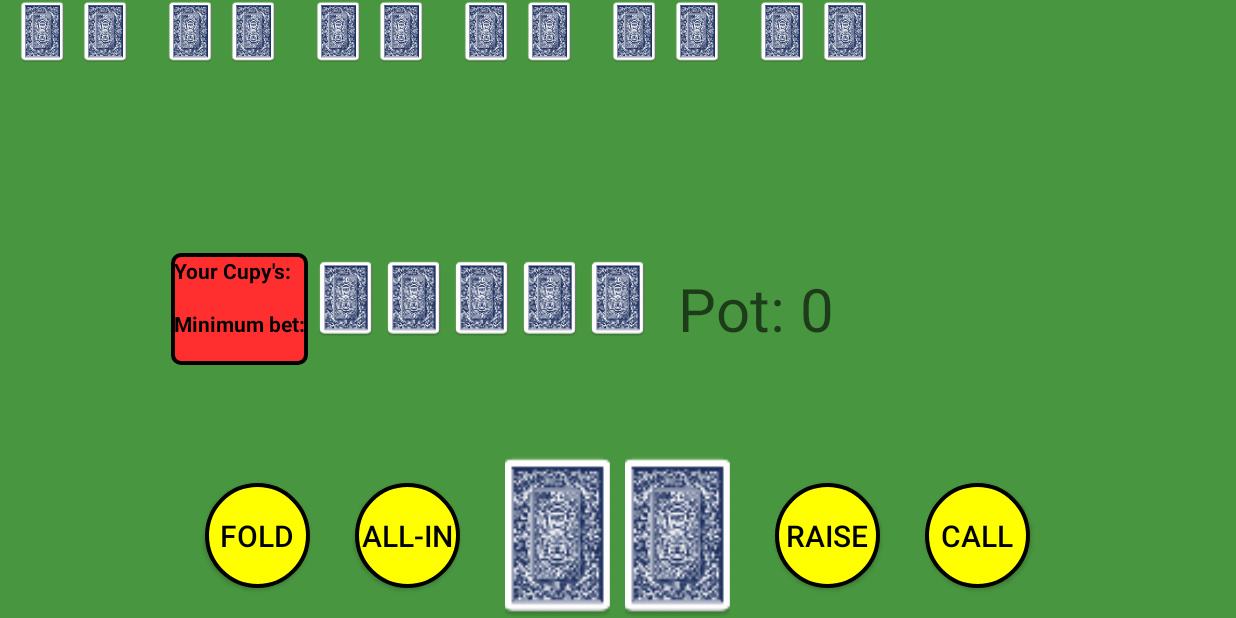
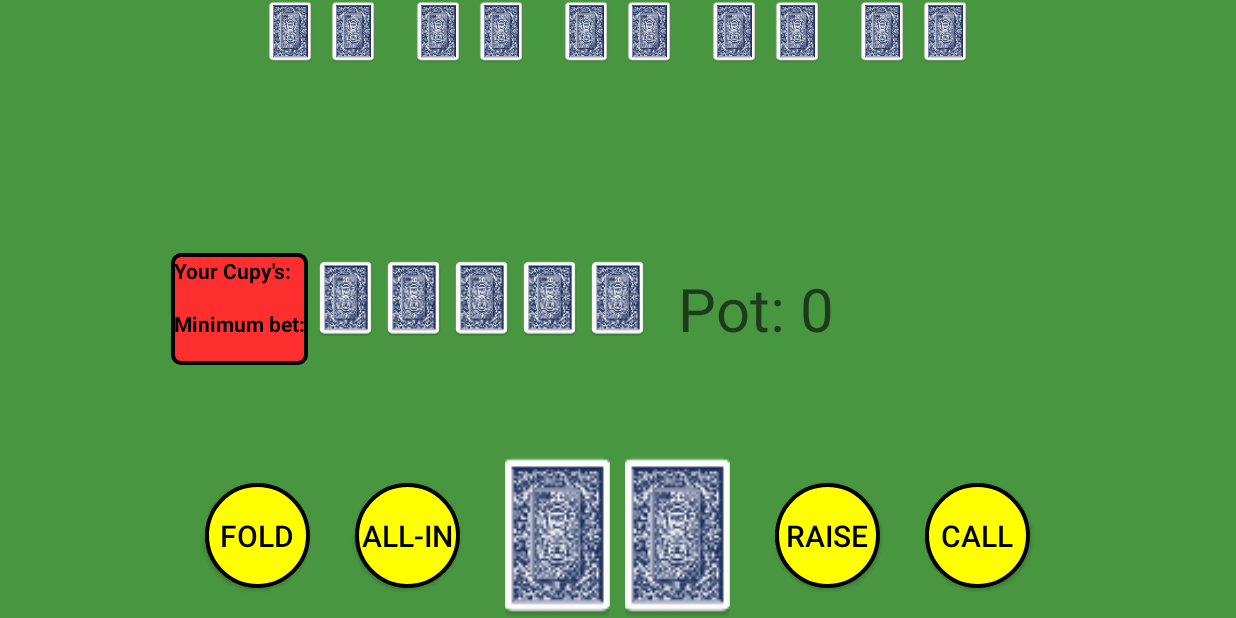
Before and after one commit to Askir/Texas-Holdem-Android, an Android app: the Game screen opened directly, with no data from a screen before it, on a phone screen of 824 x 412 dp (held sideways). Run offline under Robolectric (Android 15) with nearby library versions, the phone set to English and light mode, and no system bars.

Commit message:
game handler

```diff
--- a/app/src/main/java/de/szut/dqi12/texasholdem/gui/Game.java
+++ b/app/src/main/java/de/szut/dqi12/texasholdem/gui/Game.java
@@ -20,8 +20,7 @@ import de.szut.dqi12.texasholdem.R;
 public class Game  extends Activity {
 
     ImageView ivP1C1, ivP1C2, ivP2C1, ivP2C2, ivP3C1, ivP3C2, ivP4C1, ivP4C2, ivP5C1, ivP5C2,
-            ivP6C1, ivP6C2, tc1, tc2, tc3, tc4, tc5, ivPC1, ivPC2, ivBR1, ivBR2, ivBR3, ivBR4,
-            ivBR5, ivBR6, ivBP;
+            tc1, tc2, tc3, tc4, tc5, ivPC1, ivPC2, ivBR1, ivBR2, ivBR3, ivBR4, ivBR5, ivBR6, ivBP;
     Button btnFold, btnAllIn, btnCheckCall, btnBetRaise;
     TextView tvPot, tvBudget, tvMinBet;
     EditText etBet;
@@ -30,7 +29,7 @@ public class Game  extends Activity {
 
     // nor = number of rivals, just a default value.
     // TODO: 06.01.2016 get real nor
-    int nor = 6;
+    int nor = 5;
 
     Boolean firstRound = false;
 
@@ -66,10 +65,6 @@ public class Game  extends Activity {
         // rival Player 5 Cards
         ivP5C1 = (ImageView)findViewById(R.id.imageViewGameP5C1);
         ivP5C2 = (ImageView)findViewById(R.id.imageViewGameP5C2);
-
-        // rival Player 6 Cards
-        ivP6C1 = (ImageView)findViewById(R.id.imageViewGameP6C1);
-        ivP6C2 = (ImageView)findViewById(R.id.imageViewGameP6C2);
 
         // load table cards
         tc1 = (ImageView)findViewById(R.id.imageViewGameTC1);
@@ -110,7 +105,6 @@ public class Game  extends Activity {
         ivBR3 = (ImageView)findViewById(R.id.ivGameBlindR3);
         ivBR4 = (ImageView)findViewById(R.id.ivGameBlindR4);
         ivBR5 = (ImageView)findViewById(R.id.ivGameBlindR5);
-        ivBR6 = (ImageView)findViewById(R.id.ivGameBlindR6);
     }
 
     /**
@@ -181,10 +175,6 @@ public class Game  extends Activity {
      */
     private void setRivalsReady(){
 
-        if(nor < 6){
-            ivP6C1.setImageResource(R.color.gray);
-            ivP6C2.setImageResource(R.color.gray);
-
         if(nor < 5){
 
             ivP5C1.setImageResource(R.color.gray);
@@ -205,7 +195,6 @@ public class Game  extends Activity {
                         ivP2C1.setImageResource(R.color.gray);
                         ivP2C2.setImageResource(R.color.gray);
 
-                        }
                     }
                 }
             }
@@ -245,6 +234,7 @@ public class Game  extends Activity {
      * @param number    the number or picture ('2' = 2; '3' = 3 ... '11' = Jack, \n
      *                  '12' = Queen, '13' = King, '14' = Ace).
      */
+    // TODO: 02.02.2016 maybe rewrite?
     public void changeCardStatus(ImageView iv, String color, int number) {
 
         switch (color) {
@@ -474,37 +464,33 @@ public class Game  extends Activity {
      * Sets the blinds. 'R' is for rival and the following number is for the explicit rival. \n
      * 'P' is for player.
      *
-     * @param sb Small blind. E.g. sb = 'R2' -> Rival 2 gets small blind and Rival 3 gets big blind.
+     * @param sb Small blind. E.g. sb = 'R2' -> Rival 2 gets small blind and Rival 1 gets big blind.
      */
     public void setBlinds(String sb){
         switch(sb){
             case "P":
-                ivBP.setImageResource(R.mipmap.ic_sb);
-                ivBR1.setImageResource(R.mipmap.ic_bb);
+                ivBP.setImageResource(R.mipmap.ic_bb);
+                ivBR1.setImageResource(R.mipmap.ic_sb);
                 break;
             case "R1":
-                ivBR1.setImageResource(R.mipmap.ic_sb);
-                ivBR2.setImageResource(R.mipmap.ic_bb);
+                ivBR1.setImageResource(R.mipmap.ic_bb);
+                ivBR2.setImageResource(R.mipmap.ic_sb);
                 break;
             case "R2":
-                ivBR2.setImageResource(R.mipmap.ic_sb);
-                ivBR3.setImageResource(R.mipmap.ic_bb);
+                ivBR2.setImageResource(R.mipmap.ic_bb);
+                ivBR3.setImageResource(R.mipmap.ic_sb);
                 break;
             case "R3":
-                ivBR3.setImageResource(R.mipmap.ic_sb);
-                ivBR4.setImageResource(R.mipmap.ic_bb);
+                ivBR3.setImageResource(R.mipmap.ic_bb);
+                ivBR4.setImageResource(R.mipmap.ic_sb);
                 break;
             case "R4":
-                ivBR4.setImageResource(R.mipmap.ic_sb);
-                ivBR5.setImageResource(R.mipmap.ic_bb);
+                ivBR4.setImageResource(R.mipmap.ic_bb);
+                ivBR5.setImageResource(R.mipmap.ic_sb);
                 break;
             case "R5":
-                ivBR5.setImageResource(R.mipmap.ic_sb);
-                ivBR6.setImageResource(R.mipmap.ic_bb);
-                break;
-            case "R6":
+                ivBR5.setImageResource(R.mipmap.ic_bb);
                 ivBR6.setImageResource(R.mipmap.ic_sb);
-                ivBP.setImageResource(R.mipmap.ic_bb);
                 break;
         }
     }
--- a/app/src/main/java/de/szut/dqi12/texasholdem/gui/Login.java
+++ b/app/src/main/java/de/szut/dqi12/texasholdem/gui/Login.java
@@ -46,7 +46,8 @@ public class Login extends Activity {
                     Toast.makeText(getBaseContext(), "Looging in...", Toast.LENGTH_SHORT).show();
                     lp.execute(userdata);
 
-                }else{
+                }
+                else{
 
                     Toast.makeText(getBaseContext(), "Please type your Username and Password.", Toast.LENGTH_LONG).show();
                 }
--- a/app/src/main/res/layout/game.xml
+++ b/app/src/main/res/layout/game.xml
@@ -21,49 +21,11 @@
             <RelativeLayout
                 android:layout_width="wrap_content"
                 android:layout_height="wrap_content"
-                android:id="@+id/RP6"
-                android:layout_marginLeft="7dp"
-                android:layout_marginRight="7dp"
-                android:layout_toRightOf="@+id/RP5">
-
-                <ImageView
-                    android:layout_width="42dp"
-                    android:layout_height="42dp"
-                    android:id="@+id/imageViewGameP6C2"
-                    android:layout_marginLeft="0dp"
-                    android:visibility="visible"
-                    android:paddingLeft="7dp"
-                    android:paddingRight="7dp"
-                    android:src="@mipmap/ic_cb"
-                    android:scaleType="centerCrop" />
-
-                <ImageView
-                    android:layout_width="42dp"
-                    android:layout_height="42dp"
-                    android:id="@+id/imageViewGameP6C1"
-                    android:layout_toRightOf="@+id/imageViewGameP6C2"
-                    android:src="@mipmap/ic_cb"
-                    android:visibility="visible"
-                    android:paddingRight="7dp"
-                    android:scaleType="centerCrop"
-                    android:paddingLeft="7dp" />
-
-                <ImageView
-                    android:layout_width="25dp"
-                    android:layout_height="25dp"
-                    android:id="@+id/ivGameBlindR6"
-                    android:layout_alignParentEnd="false"
-                    android:layout_below="@+id/imageViewGameP6C1"
-                    android:layout_alignRight="@+id/imageViewGameP6C1" />
-            </RelativeLayout>
-
-            <RelativeLayout
-                android:layout_width="wrap_content"
-                android:layout_height="wrap_content"
                 android:id="@+id/RP5"
                 android:layout_marginRight="7dp"
                 android:layout_marginLeft="7dp"
-                android:layout_toRightOf="@+id/RP4">
+                android:layout_alignParentEnd="false"
+                android:layout_toLeftOf="@+id/RP4">
 
                 <ImageView
                     android:layout_width="42dp"
@@ -71,7 +33,6 @@
                     android:id="@+id/imageViewGameP5C2"
                     android:layout_marginLeft="0dp"
                     android:src="@mipmap/ic_cb"
-                    android:layout_toRightOf="@+id/imageViewGameP6C1"
                     android:paddingRight="7dp"
                     android:paddingLeft="7dp"
                     android:scaleType="centerCrop" />
@@ -102,7 +63,7 @@
                 android:id="@+id/RP4"
                 android:layout_marginLeft="7dp"
                 android:layout_marginRight="7dp"
-                android:layout_toRightOf="@+id/RP3">
+                android:layout_toLeftOf="@+id/RP3">
 
                 <ImageView
                     android:layout_width="42dp"
@@ -121,7 +82,6 @@
                     android:id="@+id/imageViewGameP4C2"
                     android:layout_marginLeft="0dp"
                     android:src="@mipmap/ic_cb"
-                    android:layout_toRightOf="@+id/imageViewGameP5C1"
                     android:paddingLeft="7dp"
                     android:paddingRight="7dp"
                     android:scaleType="centerCrop" />
@@ -141,7 +101,9 @@
                 android:id="@+id/RP3"
                 android:layout_marginRight="7dp"
                 android:layout_marginLeft="7dp"
-                android:layout_toRightOf="@+id/RP2">
+                android:layout_alignParentStart="false"
+                android:nestedScrollingEnabled="false"
+                android:layout_centerHorizontal="true">
 
                 <ImageView
                     android:layout_width="42dp"
@@ -149,7 +111,6 @@
                     android:id="@+id/imageViewGameP3C2"
                     android:layout_marginLeft="0dp"
                     android:src="@mipmap/ic_cb"
-                    android:layout_toRightOf="@+id/imageViewGameP4C1"
                     android:paddingRight="7dp"
                     android:paddingLeft="7dp"
                     android:scaleType="centerCrop" />
@@ -180,7 +141,7 @@
                 android:id="@+id/RP2"
                 android:layout_marginLeft="7dp"
                 android:layout_marginRight="7dp"
-                android:layout_toRightOf="@+id/RP1">
+                android:layout_toRightOf="@+id/RP3">
 
                 <ImageView
                     android:layout_width="42dp"
@@ -198,10 +159,9 @@
                     android:layout_height="42dp"
                     android:id="@+id/imageViewGameP2C2"
                     android:layout_marginLeft="0dp"
+                    android:paddingLeft="7dp"
                     android:src="@mipmap/ic_cb"
-                    android:layout_toRightOf="@+id/imageViewGameP3C1"
                     android:paddingRight="7dp"
-                    android:paddingLeft="7dp"
                     android:scaleType="centerCrop" />
 
                 <ImageView
@@ -218,7 +178,8 @@
                 android:layout_height="wrap_content"
                 android:id="@+id/RP1"
                 android:layout_marginRight="7dp"
-                android:layout_marginLeft="7dp">
+                android:layout_marginLeft="7dp"
+                android:layout_toRightOf="@+id/RP2">
 
                 <ImageView
                     android:layout_width="42dp"
```
Also changed, not shown: app/src/main/java/de/szut/dqi12/texasholdem/game/GameController.java (+88 -2 lines), app/src/main/java/de/szut/dqi12/texasholdem/game/Player.java (+29 -0 lines). Lines whose indentation alone changed are shown as unchanged.
